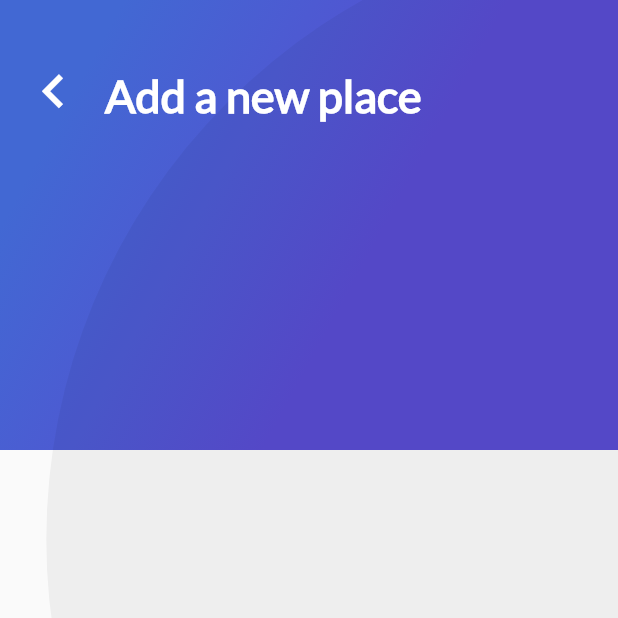
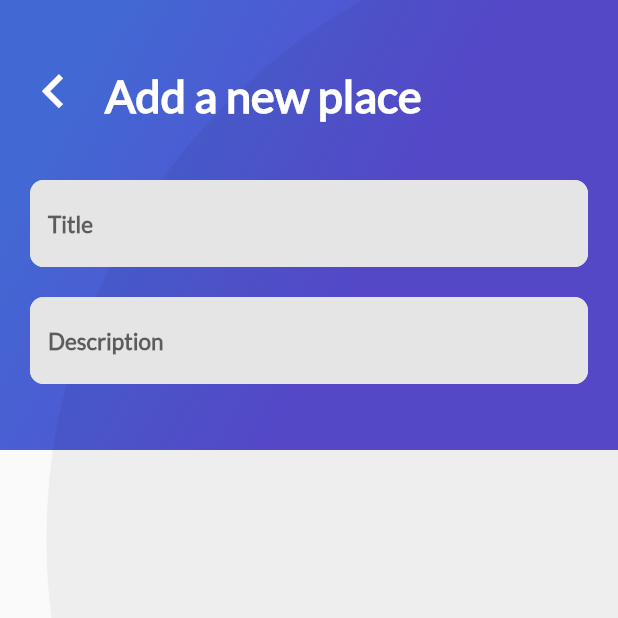
Before and after one commit to gpbonillas/platzi_trips_app, a Flutter app: the AddPlaceScreen screen opened directly, on a phone screen of 412 x 824 dp, the top half of it. Run offline on Flutter 3.47's test engine with Material 2 defaults, Android fonts, the phone set to English and light mode, and no system bars; our stand-ins replace cloud_firestore, firebase_auth, firebase_core, google_sign_in; missing offline and left inert: generic_bloc_provider; accounts and stored records are empty.

```diff
--- a/lib/Place/ui/screens/add_place_screen.dart
+++ b/lib/Place/ui/screens/add_place_screen.dart
@@ -1,6 +1,7 @@
 import 'dart:io';
 import 'package:flutter/material.dart';
 import 'package:platzi_trips_app/widgets/gradient_back.dart';
+import 'package:platzi_trips_app/widgets/text_input.dart';
 import 'package:platzi_trips_app/widgets/title_header.dart';
 
 class AddPlaceScreen extends StatefulWidget {
@@ -15,13 +16,16 @@ class AddPlaceScreen extends StatefulWidget {
 class _AddPlaceScreenState extends State<AddPlaceScreen> {
   @override
   Widget build(BuildContext context) {
+    final _controllerTitlePlace = TextEditingController();
+    final _controllerDescriptionPlace = TextEditingController();
+
     return Scaffold(
       body: Stack(
         children: [
           GradientBack(
             height: 300.0,
           ),
-          Row(
+          Row( // App Bar
             children: [
               Container(
                 padding: EdgeInsets.only(top: 25.0, left: 5.0),
@@ -47,6 +51,29 @@ class _AddPlaceScreenState extends State<AddPlaceScreen> {
                 )
               )
             ],
+          ),
+          Container(
+            margin: EdgeInsets.only(top: 120.0, bottom: 20.0),
+            child: ListView(
+              children: [
+                Container(), // Foto
+                Container( // TextField Title
+                  margin: EdgeInsets.only(bottom: 20.0),
+                  child: TextInput(
+                    hintText: "Title",
+                    inputType: null,
+                    maxLines: 1,
+                    controller: _controllerTitlePlace,
+                  )
+                ),
+                TextInput( // Description
+                  hintText: "Description",
+                  inputType: TextInputType.multiline,
+                  maxLines: 4,
+                  controller: _controllerDescriptionPlace,
+                )
+              ],
+            ),
           )
         ],
       ),
```
